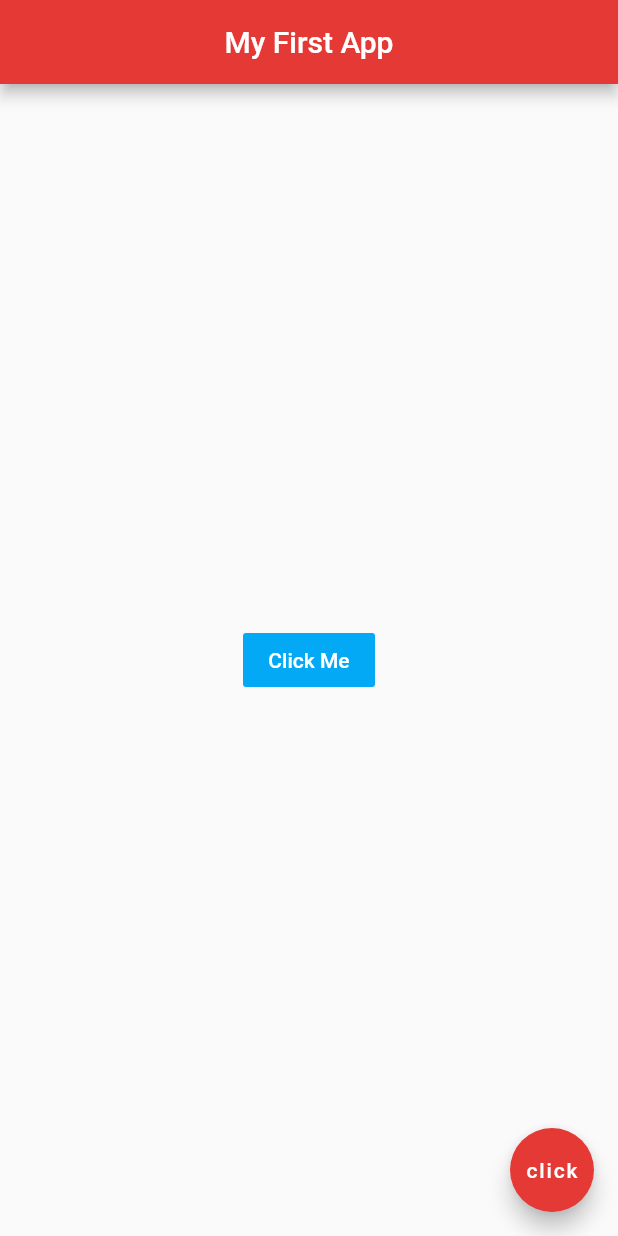
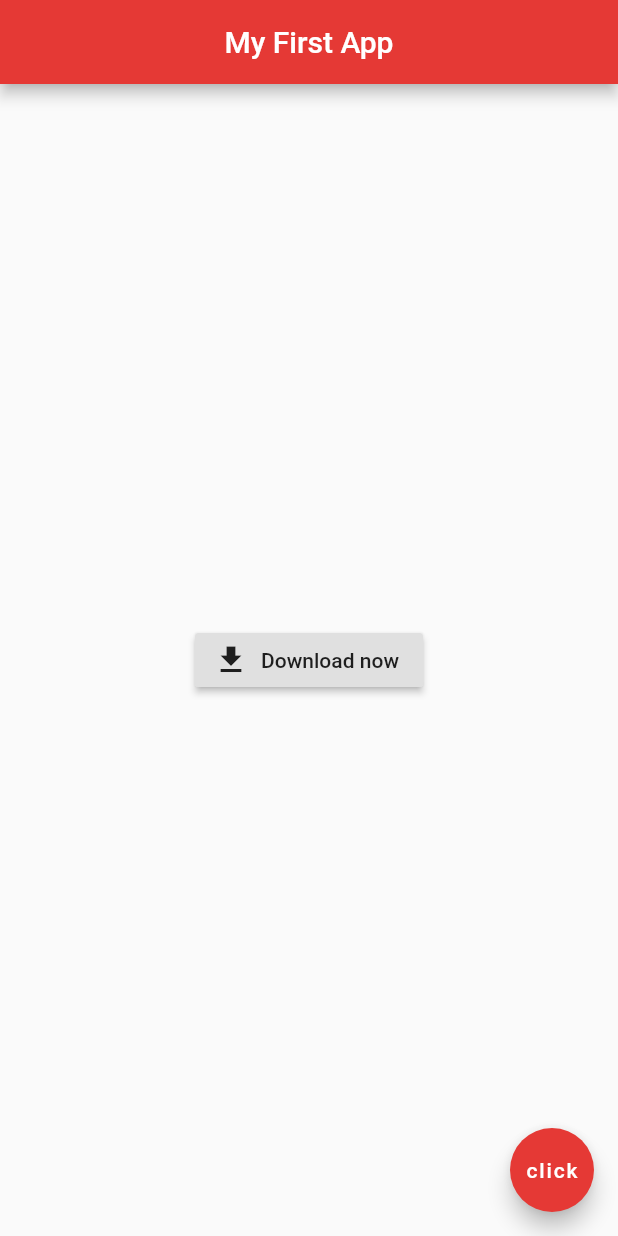
Before and after one commit to hollyphat/flutter-tutorial, a Flutter app: the screen it shows after launch, on a phone screen of 412 x 824 dp. Run offline on Flutter 3.47's test engine with Material 2 defaults, Android fonts, the phone set to English and light mode, and no system bars.

Commit message:
Add button with icon

```diff
--- a/lib/main.dart
+++ b/lib/main.dart
@@ -15,13 +15,12 @@ class Home extends StatelessWidget {
         backgroundColor: Colors.red[600],
       ),
       body: Center(
-        child: FlatButton(
-          onPressed: () {
-            print("You clicked me!");
-          },
-          child: Text("Click Me"),
-          color: Colors.lightBlue,
-          textColor: Colors.white,
+        child: RaisedButton.icon(
+            onPressed: (){},
+            icon: Icon(
+              Icons.file_download
+            ),
+            label: Text("Download now")
         )
       ),
       floatingActionButton: FloatingActionButton(
```
